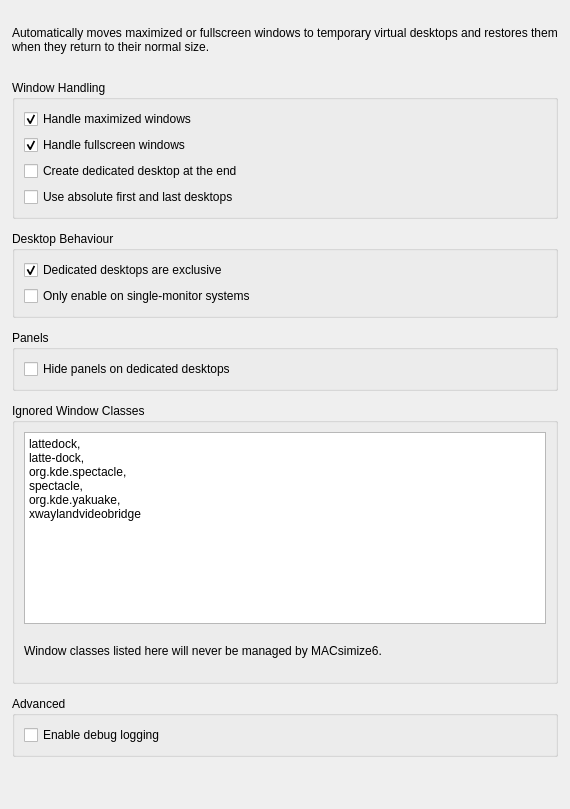
Above: contents/ui/config.ui from Ubiquitine/MACsimize6 before the change. Below: the same form after it.
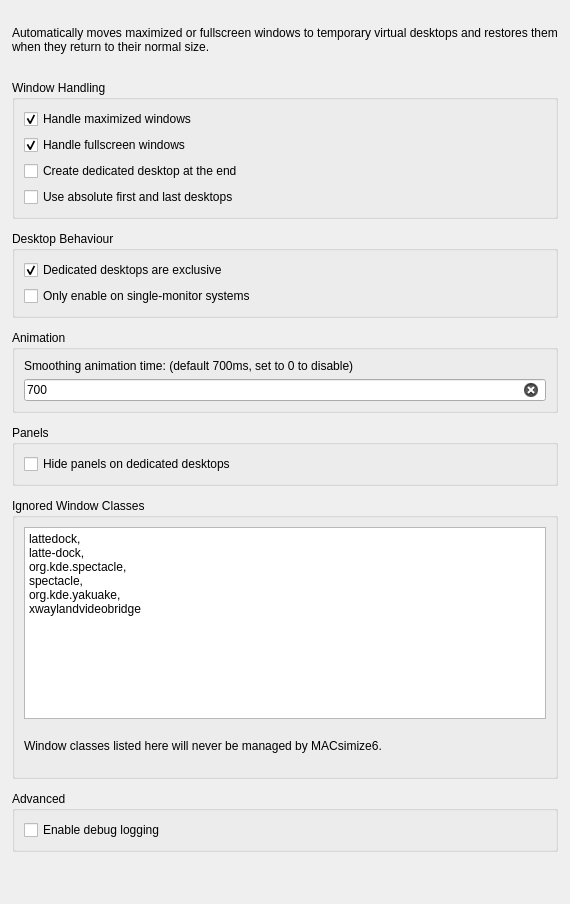
That is the form after the change.

Commit message: feat: smooth the maximizing animation using all desktops mode (#37)

```diff
--- a/contents/ui/config.ui
+++ b/contents/ui/config.ui
@@ -150,6 +150,44 @@
 
 
    <!-- ====================================================== -->
+   <!-- Animation -->
+   <!-- ====================================================== -->
+
+   <item>
+    <widget class="QGroupBox" name="groupPanels">
+     <property name="title">
+      <string>Animation</string>
+     </property>
+
+     <layout class="QVBoxLayout">
+
+      <item>
+       <widget class="QLabel" name="SmoothAnimationTime">
+        <property name="text">
+         <string>Smoothing animation time: (default 700ms, set to 0 to disable)</string>
+        </property>
+       </widget>
+      </item>
+
+      <item>
+       <widget class="QLineEdit" name="kcfg_smoothAnimationTime">
+        <property name="text">
+         <string>700</string>
+        </property>
+        <property name="placeholderText">
+         <string>time in miliseconds, 0 to disable</string>
+        </property>
+        <property name="clearButtonEnabled">
+         <bool>true</bool>
+        </property>
+       </widget>
+      </item>
+
+     </layout>
+    </widget>
+   </item>
+
+   <!-- ====================================================== -->
    <!-- Panels -->
    <!-- ====================================================== -->
 
```
The commit also changes 2 other files.
